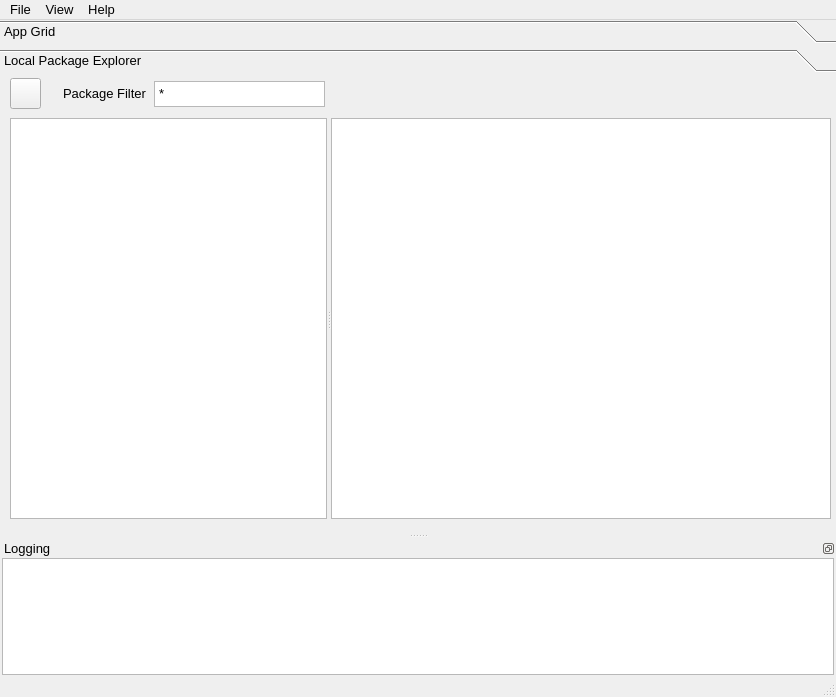
Above: src/conan_app_launcher/ui/main.ui from goszpeti/conan_explorer before the change. Below: the same form after it.
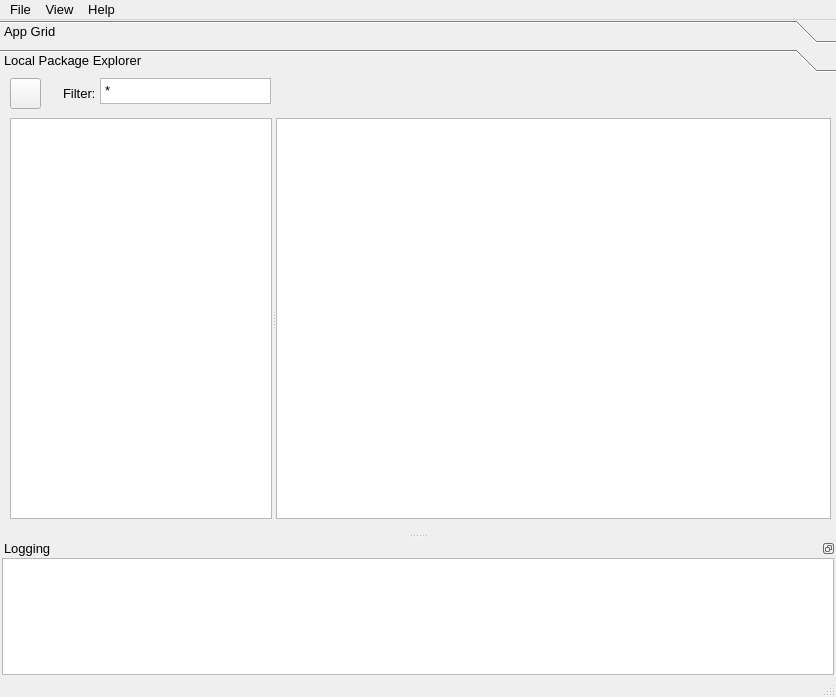
That is the form after the change. The open tabs and pages were chosen to show the change. Icons and pictures are not drawn.

```diff
--- a/src/conan_app_launcher/ui/main.ui
+++ b/src/conan_app_launcher/ui/main.ui
@@ -309,12 +309,12 @@
          <rect>
           <x>63</x>
           <y>5</y>
-          <width>91</width>
+          <width>31</width>
           <height>21</height>
          </rect>
         </property>
         <property name="text">
-         <string>Package Filter</string>
+         <string>Filter:</string>
         </property>
        </widget>
        <widget class="QTextEdit" name="package_filter_edit">
@@ -323,8 +323,8 @@
         </property>
         <property name="geometry">
          <rect>
-          <x>154</x>
-          <y>3</y>
+          <x>100</x>
+          <y>0</y>
           <width>171</width>
           <height>26</height>
          </rect>
@@ -362,10 +362,22 @@
           <height>401</height>
          </rect>
         </property>
+        <property name="sizePolicy">
+         <sizepolicy hsizetype="Preferred" vsizetype="Preferred">
+          <horstretch>0</horstretch>
+          <verstretch>0</verstretch>
+         </sizepolicy>
+        </property>
         <property name="orientation">
          <enum>Qt::Horizontal</enum>
         </property>
         <widget class="QTreeView" name="package_select_view">
+         <property name="sizePolicy">
+          <sizepolicy hsizetype="Preferred" vsizetype="Expanding">
+           <horstretch>1</horstretch>
+           <verstretch>0</verstretch>
+          </sizepolicy>
+         </property>
          <property name="minimumSize">
           <size>
            <width>100</width>
@@ -378,6 +390,9 @@
            <height>0</height>
           </size>
          </property>
+         <property name="sizeAdjustPolicy">
+          <enum>QAbstractScrollArea::AdjustToContentsOnFirstShow</enum>
+         </property>
          <property name="indentation">
           <number>10</number>
          </property>
@@ -395,15 +410,15 @@
          </attribute>
         </widget>
         <widget class="QTreeView" name="package_file_view">
-         <property name="minimumSize">
-          <size>
-           <width>500</width>
-           <height>0</height>
-          </size>
+         <property name="sizePolicy">
+          <sizepolicy hsizetype="Preferred" vsizetype="Expanding">
+           <horstretch>2</horstretch>
+           <verstretch>0</verstretch>
+          </sizepolicy>
          </property>
-         <property name="baseSize">
+         <property name="minimumSize">
           <size>
-           <width>300</width>
+           <width>100</width>
            <height>0</height>
           </size>
          </property>
```
Left out of the diff: 2 changed lines with no effect on the pictures.
